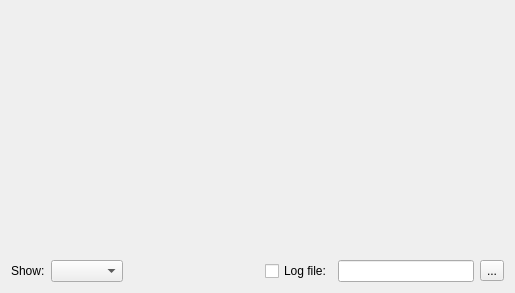
Above: pyobs_gui/qt/temperaturesplotwidget.ui from pyobs/pyobs-gui before the change. Below: the same form after it.
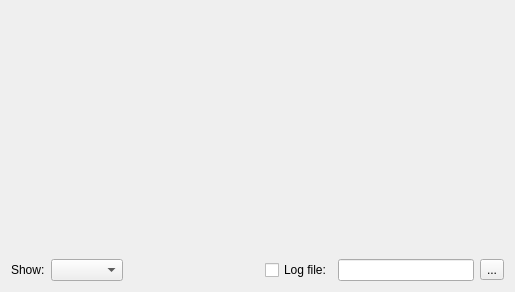
That is the form after the change.

Diff of the .ui file:
```diff
--- a/pyobs_gui/qt/temperaturesplotwidget.ui
+++ b/pyobs_gui/qt/temperaturesplotwidget.ui
@@ -7,7 +7,7 @@
     <x>0</x>
     <y>0</y>
     <width>515</width>
-    <height>293</height>
+    <height>292</height>
    </rect>
   </property>
   <property name="windowTitle">
```
Left out of the diff: 6 changed lines with no effect on the pictures.
